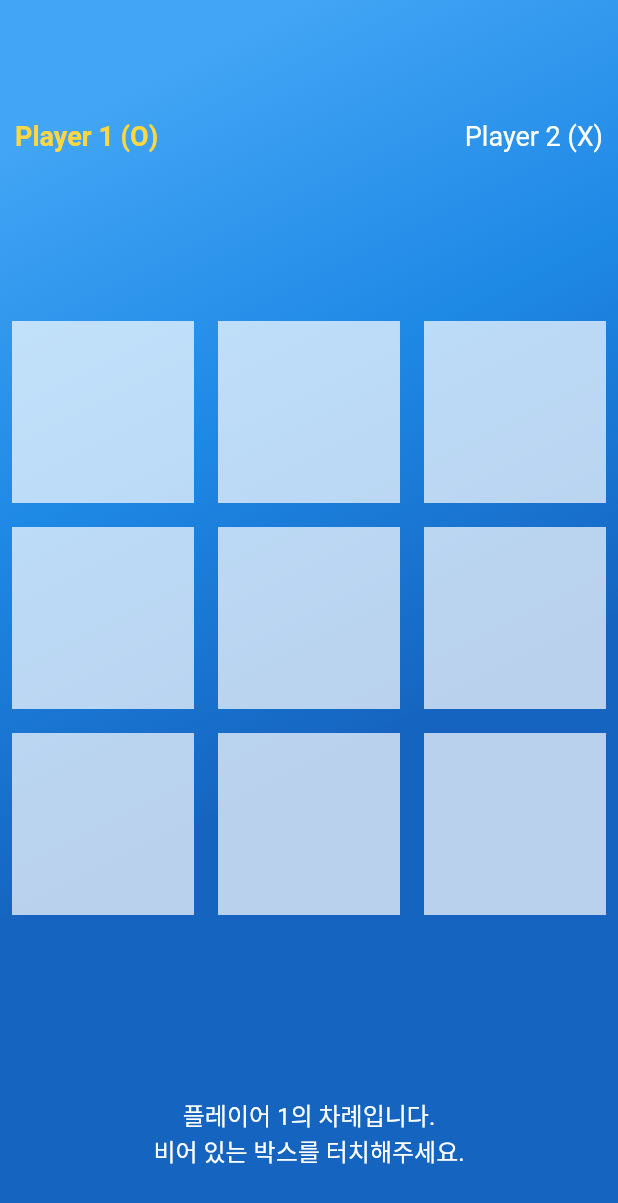
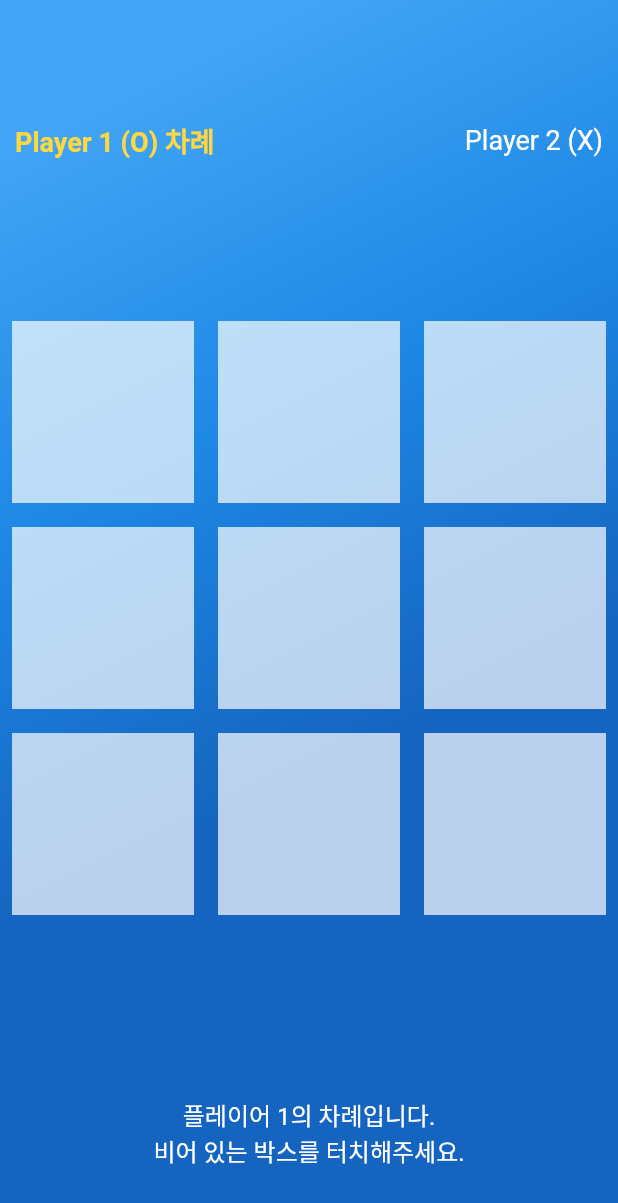
Before and after one commit to TOTALLY-JOHN/directional_jihwan_test, a Flutter app: the screen it shows after launch, after a tap on "게임 시작", on a phone screen of 412 x 824 dp. Shown: the top 1203 px of the screen. Run offline on Flutter 3.47's test engine with Material 2 defaults, Android fonts, the phone set to English and light mode, and no system bars.

Commit message:
flow updates

```diff
--- a/directional_app/lib/gameBoard.dart
+++ b/directional_app/lib/gameBoard.dart
@@ -1,10 +1,15 @@
+import 'dart:io';
 import 'dart:math';
 
 import 'package:directional_app/gameMessage.dart';
+import 'package:directional_app/gameResult.dart';
+import 'package:directional_app/gameStatus.dart';
 import 'package:directional_app/gameTitle.dart';
+import 'package:directional_app/message.dart';
 import 'package:directional_app/player1.dart';
 import 'package:directional_app/player2.dart';
 import 'package:flutter/material.dart';
+import 'package:flutter/services.dart';
 
 class GameBoard extends StatefulWidget {
   const GameBoard({super.key});
@@ -14,23 +19,25 @@ class GameBoard extends StatefulWidget {
 }
 
 class _GameBoardState extends State<GameBoard> {
-  bool _isPlay = false;
   bool _playerOneTurn = false;
-  int _touchedX = 0, _touchedY = 0;
+  GameStatus _gameStatus = GameStatus.start;
 
-  List<List<String>> board = List.generate(
-      3, (i) => List.generate(3, (i) => "", growable: false),
-      growable: false);
+  late List<List<String>> board;
 
   @override
   void initState() {
     super.initState();
+    boardInit();
+  }
 
-    print(board);
+  @override
+  void dispose() {
+    super.dispose();
   }
 
   @override
   Widget build(BuildContext context) {
+    // gameCheck();
     return Scaffold(
       body: SingleChildScrollView(
         child: Container(
@@ -52,11 +59,13 @@ class _GameBoardState extends State<GameBoard> {
               playerDisplayContainer(_playerOneTurn),
               gameGridBoard(),
               Visibility(
-                visible: !_isPlay,
-                child: menuButton(),
-              ),
+                  visible: _gameStatus == GameStatus.start ||
+                      _gameStatus == GameStatus.draw ||
+                      _gameStatus == GameStatus.playerOneWin ||
+                      _gameStatus == GameStatus.playerTwoWin,
+                  child: menuButton()),
               Visibility(
-                  visible: _isPlay,
+                  visible: _gameStatus == GameStatus.play,
                   child: GameMessage(_playerOneTurn
                       ? "플레이어 1의 차례입니다.\n비어 있는 박스를 터치해주세요."
                       : "플레이어 2의 차례입니다.\n비어 있는 박스를 터치해주세요.")),
@@ -65,6 +74,49 @@ class _GameBoardState extends State<GameBoard> {
         ),
       ),
     );
+  }
+
+  void boardInit() {
+    board = List.generate(
+        3, (i) => List.generate(3, (i) => "", growable: false),
+        growable: false);
+  }
+
+  void gameCheck() {
+    int boardCount = 0;
+    // 대각선 체크
+    if ((board[0][0] == "O" && board[1][1] == "O" && board[2][2] == "O") ||
+        (board[0][2] == "O" && board[1][1] == "O" && board[2][0] == "O")) {
+      _gameStatus = GameStatus.playerOneWin;
+    } else if ((board[0][0] == "X" &&
+            board[1][1] == "X" &&
+            board[2][2] == "X") ||
+        (board[0][2] == "X" && board[1][1] == "X" && board[2][0] == "X")) {
+      _gameStatus = GameStatus.playerTwoWin;
+    }
+
+    // 가로세로 체크
+    for (var i = 0; i < 3; i++) {
+      if ((board[i][0] == "O" && board[i][1] == "O" && board[i][2] == "O") ||
+          (board[0][i] == "O" && board[1][i] == "O" && board[2][i] == "O")) {
+        _gameStatus = GameStatus.playerOneWin;
+      } else if ((board[i][0] == "X" &&
+              board[i][1] == "X" &&
+              board[i][2] == "X") ||
+          (board[0][i] == "X" && board[1][i] == "X" && board[2][i] == "X")) {
+        _gameStatus = GameStatus.playerTwoWin;
+      }
+      for (var j = 0; j < 3; j++) {
+        if (board[i][j] != "") boardCount++;
+      }
+    }
+
+    // 무승부 체크
+    if (boardCount >= 9 &&
+        _gameStatus != GameStatus.playerOneWin &&
+        _gameStatus != GameStatus.playerTwoWin) {
+      _gameStatus = GameStatus.draw;
+    }
   }
 
   Widget playerDisplayContainer(bool isPlayerOneTurn) {
@@ -108,6 +160,7 @@ class _GameBoardState extends State<GameBoard> {
             _playerOneTurn
                 ? board[x - 1][y - 1] = "O"
                 : board[x - 1][y - 1] = "X";
+            gameCheck();
             _playerOneTurn = !_playerOneTurn;
           });
         } else {
@@ -138,10 +191,28 @@ class _GameBoardState extends State<GameBoard> {
         children: [
           const GameTitle(),
           const SizedBox(height: 40),
-          ElevatedButton(
+          if (_gameStatus == GameStatus.playerOneWin)
+            GameResult(Message.playerOneWin)
+          else if (_gameStatus == GameStatus.playerTwoWin)
+            GameResult(Message.playerTwoWin)
+          else if (_gameStatus == GameStatus.draw)
+            GameResult(Message.gameIsDraw),
+          const SizedBox(height: 15),
+          playMenuButton(),
+          const SizedBox(height: 15),
+          exitMenuButton(),
+        ],
+      ),
+    );
+  }
+
+  Widget playMenuButton() {
+    return ElevatedButton(
       onPressed: () => setState(() {
+        _gameStatus = GameStatus.play;
+        boardInit();
+
         // 첫 시작 랜덤 정하기
-              _isPlay = true;
         int whoPlaysFirst = Random().nextInt(2);
         _playerOneTurn = whoPlaysFirst == 0 ? true : false;
       }),
@@ -154,10 +225,20 @@ class _GameBoardState extends State<GameBoard> {
           ),
         ),
       ),
-          ),
-          const SizedBox(height: 15),
-          ElevatedButton(
-            onPressed: () => Navigator.of(context).pop(),
+    );
+  }
+
+  Widget exitMenuButton() {
+    return ElevatedButton(
+      onPressed: () {
+        if (Platform.isAndroid) {
+          SystemNavigator.pop();
+        } else if (Platform.isIOS) {
+          exit(0);
+        } else {
+          Navigator.pop(context);
+        }
+      },
       child: Container(
         padding: const EdgeInsets.symmetric(vertical: 15, horizontal: 30),
         child: const Text(
@@ -167,9 +248,6 @@ class _GameBoardState extends State<GameBoard> {
           ),
         ),
       ),
-          ),
-        ],
-      ),
     );
   }
 }
--- /dev/null
+++ b/directional_app/lib/gameStatus.dart
@@ -0,0 +1,7 @@
+enum GameStatus {
+  start,
+  play,
+  playerOneWin,
+  playerTwoWin,
+  draw,
+}
--- /dev/null
+++ b/directional_app/lib/message.dart
@@ -0,0 +1,5 @@
+class Message {
+  static String playerOneWin = "플레이어 1의 승리입니다!";
+  static String playerTwoWin = "플레이어 2의 승리입니다!";
+  static String gameIsDraw = "무승부입니다!";
+}
--- a/directional_app/lib/player1.dart
+++ b/directional_app/lib/player1.dart
@@ -9,7 +9,7 @@ class PlayerOneDisplay extends StatelessWidget {
     return Container(
       padding: const EdgeInsets.all(10),
       child: Text(
-        "Player 1 (O)",
+        isMyTurn ? "Player 1 (O) 차례" : "Player 1 (O)",
         style: TextStyle(
           fontSize: 18,
           color: isMyTurn ? Colors.amberAccent : Colors.white,
--- a/directional_app/lib/player2.dart
+++ b/directional_app/lib/player2.dart
@@ -9,7 +9,7 @@ class PlayerTwoDisplay extends StatelessWidget {
     return Container(
       padding: const EdgeInsets.all(10),
       child: Text(
-        "Player 2 (X)",
+        isMyTurn ? "Player 2 (X) 차례" : "Player 2 (X)",
         style: TextStyle(
           fontSize: 18,
           color: isMyTurn ? Colors.amberAccent : Colors.white,
```
Also changed, not shown: directional_app/lib/gameResult.dart (added, +24 -0 lines). Lines whose indentation alone changed are shown as unchanged.
